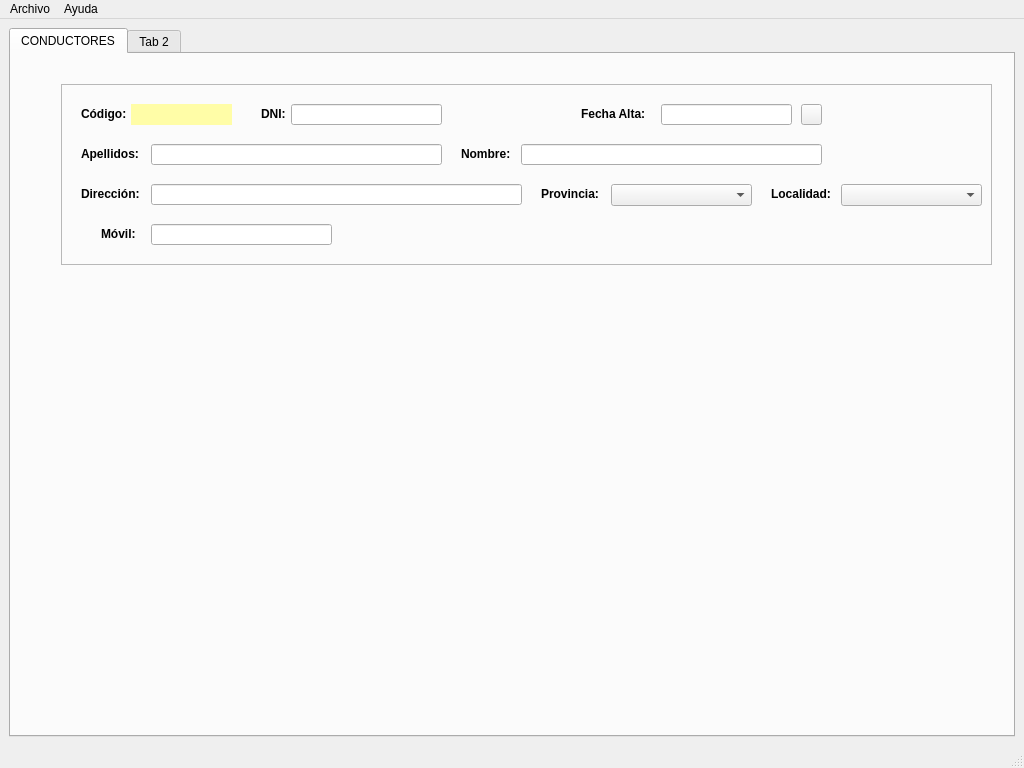
Qt form TEMA 1/mainWindow.ui (braisdp6/2DAM_DI) before a commit.
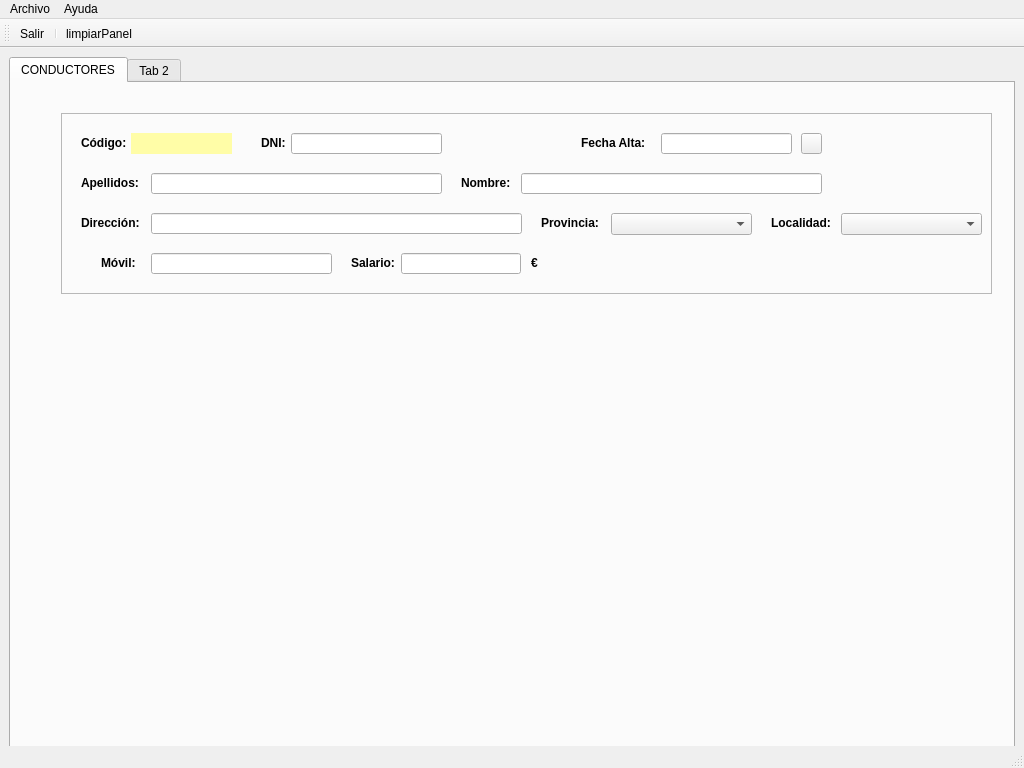
The same form after that commit. Icons and pictures are not drawn.

Patch:
```diff
--- a/TEMA 1/mainWindow.ui
+++ b/TEMA 1/mainWindow.ui
@@ -490,6 +490,66 @@
           </rect>
          </property>
         </widget>
+        <widget class="QLabel" name="lblSalario">
+         <property name="geometry">
+          <rect>
+           <x>290</x>
+           <y>140</y>
+           <width>51</width>
+           <height>20</height>
+          </rect>
+         </property>
+         <property name="font">
+          <font>
+           <weight>75</weight>
+           <bold>true</bold>
+          </font>
+         </property>
+         <property name="styleSheet">
+          <string notr="true"/>
+         </property>
+         <property name="text">
+          <string>Salario:</string>
+         </property>
+        </widget>
+        <widget class="QLineEdit" name="txtSalario">
+         <property name="geometry">
+          <rect>
+           <x>340</x>
+           <y>140</y>
+           <width>120</width>
+           <height>21</height>
+          </rect>
+         </property>
+         <property name="minimumSize">
+          <size>
+           <width>120</width>
+           <height>20</height>
+          </size>
+         </property>
+        </widget>
+        <widget class="QLabel" name="lblEuro">
+         <property name="geometry">
+          <rect>
+           <x>470</x>
+           <y>140</y>
+           <width>16</width>
+           <height>20</height>
+          </rect>
+         </property>
+         <property name="font">
+          <font>
+           <weight>75</weight>
+           <bold>true</bold>
+          </font>
+         </property>
+         <property name="styleSheet">
+          <string notr="true"/>
+         </property>
+         <property name="text">
+          <string>€</string>
+         </property>
+        </widget>
        </widget>
       </widget>
       <widget class="QWidget" name="tab_2">
@@ -526,6 +586,20 @@
    <addaction name="menuHelp"/>
   </widget>
   <widget class="QStatusBar" name="statusbar"/>
+  <widget class="QToolBar" name="toolBar">
+   <property name="windowTitle">
+    <string>toolBar</string>
+   </property>
+   <attribute name="toolBarArea">
+    <enum>TopToolBarArea</enum>
+   </attribute>
+   <attribute name="toolBarBreak">
+    <bool>false</bool>
+   </attribute>
+   <addaction name="actionBarSalir"/>
+   <addaction name="separator"/>
+   <addaction name="actionLimpiarPanel"/>
+  </widget>
   <action name="actionSalir">
    <property name="text">
     <string>Salir</string>
@@ -536,6 +610,25 @@
     <string>Acerca de...</string>
    </property>
   </action>
+  <action name="actionBarSalir">
+   <property name="icon">
+    <iconset>
+     <normaloff>img/salir.ico</normaloff>img/salir.ico</iconset>
+   </property>
+   <property name="text">
+    <string>Salir</string>
+   </property>
+  </action>
+  <action name="actionLimpiarPanel">
+   <property name="icon">
+    <iconset>
+     <normalon>img/limpiar.ico</normalon>
+    </iconset>
+   </property>
+   <property name="text">
+    <string>limpiarPanel</string>
+   </property>
+  </action>
  </widget>
  <resources/>
  <connections/>
```
Left out of the diff: 15 changed lines with no effect on the pictures.
